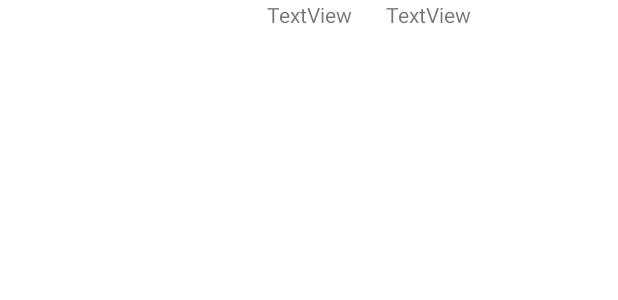
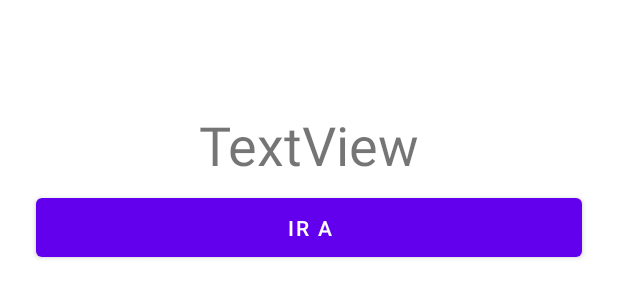
Before and after one commit to miguelbuiuach/ProyectoPBP, an Android app: the layout item_suspect.xml on its own in the app's theme, with its tools: preview values and no code run, on a phone screen of 412 x 824 dp. Shown: the top 300 px of the screen. Run offline under Robolectric (Android 15) with nearby library versions, the light colour scheme and no system bars; network calls fail.

Commit message:
Multiple changes

```diff
--- a/UsualApp/app/src/main/AndroidManifest.xml
+++ b/UsualApp/app/src/main/AndroidManifest.xml
@@ -2,7 +2,7 @@
 <manifest xmlns:android="http://schemas.android.com/apk/res/android"
     package="mx.uach.usualapp">
 
-    <uses-permission android:name = "android.permission.INTERNET"></uses-permission>
+    <uses-permission android:name="android.permission.INTERNET" />
 
     <application
         android:allowBackup="true"
@@ -11,6 +11,8 @@
         android:roundIcon="@mipmap/ic_launcher_round"
         android:supportsRtl="true"
         android:theme="@style/Theme.UsualApp">
+        <activity android:name=".Suspect_Activity"></activity>
+        <activity android:name=".SuspectActibity" />
         <activity android:name=".MainActivity">
             <intent-filter>
                 <action android:name="android.intent.action.MAIN" />
--- a/UsualApp/app/src/main/java/mx/uach/usualapp/models/suspect.kt
+++ b/UsualApp/app/src/main/java/mx/uach/usualapp/models/suspect.kt
@@ -1,4 +1,4 @@
 package mx.uach.usualapp.models
 
-class suspect(val firstname: String, val lastname : String){
+class suspect(val name: String, val lastName : String){
 }
--- a/UsualApp/app/src/main/res/layout/item_suspect.xml
+++ b/UsualApp/app/src/main/res/layout/item_suspect.xml
@@ -8,20 +8,27 @@
 
     <TextView
         android:id="@+id/TVSus"
-        android:layout_width="wrap_content"
-        android:layout_height="wrap_content"
+        android:layout_width="372dp"
+        android:layout_height="46dp"
+        android:layout_marginStart="2dp"
+        android:layout_marginTop="72dp"
+        android:layout_marginEnd="2dp"
         android:text="TextView"
+        android:textAlignment="center"
+        android:textSize="36sp"
         app:layout_constraintEnd_toEndOf="parent"
         app:layout_constraintStart_toStartOf="parent"
-        tools:layout_editor_absoluteY="93dp" />
+        app:layout_constraintTop_toTopOf="parent" />
 
-    <TextView
-        android:id="@+id/TVSusl"
-        android:layout_width="wrap_content"
-        android:layout_height="wrap_content"
-        android:text="TextView"
+    <Button
+        android:id="@+id/btnSus"
+        android:layout_width="364dp"
+        android:layout_height="51dp"
+        android:layout_marginStart="2dp"
+        android:layout_marginTop="8dp"
+        android:layout_marginEnd="2dp"
+        android:text="@string/goTo"
         app:layout_constraintEnd_toEndOf="parent"
-        app:layout_constraintHorizontal_bias="0.725"
         app:layout_constraintStart_toStartOf="parent"
-        tools:layout_editor_absoluteY="93dp" />
+        app:layout_constraintTop_toBottomOf="@+id/TVSus" />
 </androidx.constraintlayout.widget.ConstraintLayout>
--- a/UsualApp/app/src/main/res/values/strings.xml
+++ b/UsualApp/app/src/main/res/values/strings.xml
@@ -1,3 +1,4 @@
 <resources>
     <string name="app_name">UsualApp</string>
+    <string name="goTo">ir A</string>
 </resources>
```
Also changed, not shown: UsualApp/app/src/main/java/mx/uach/usualapp/Adapters/suspectAdapter.kt (+11 -3 lines), UsualApp/app/src/main/java/mx/uach/usualapp/MainActivity.kt (+15 -4 lines), UsualApp/app/src/main/java/mx/uach/usualapp/Suspect_Activity.kt (added, +11 -0 lines), UsualApp/app/src/main/res/layout/activity_main.xml (+10 -31 lines), UsualApp/app/src/main/res/layout/activity_suspect_.xml (added, +35 -0 lines), 1 other file.
